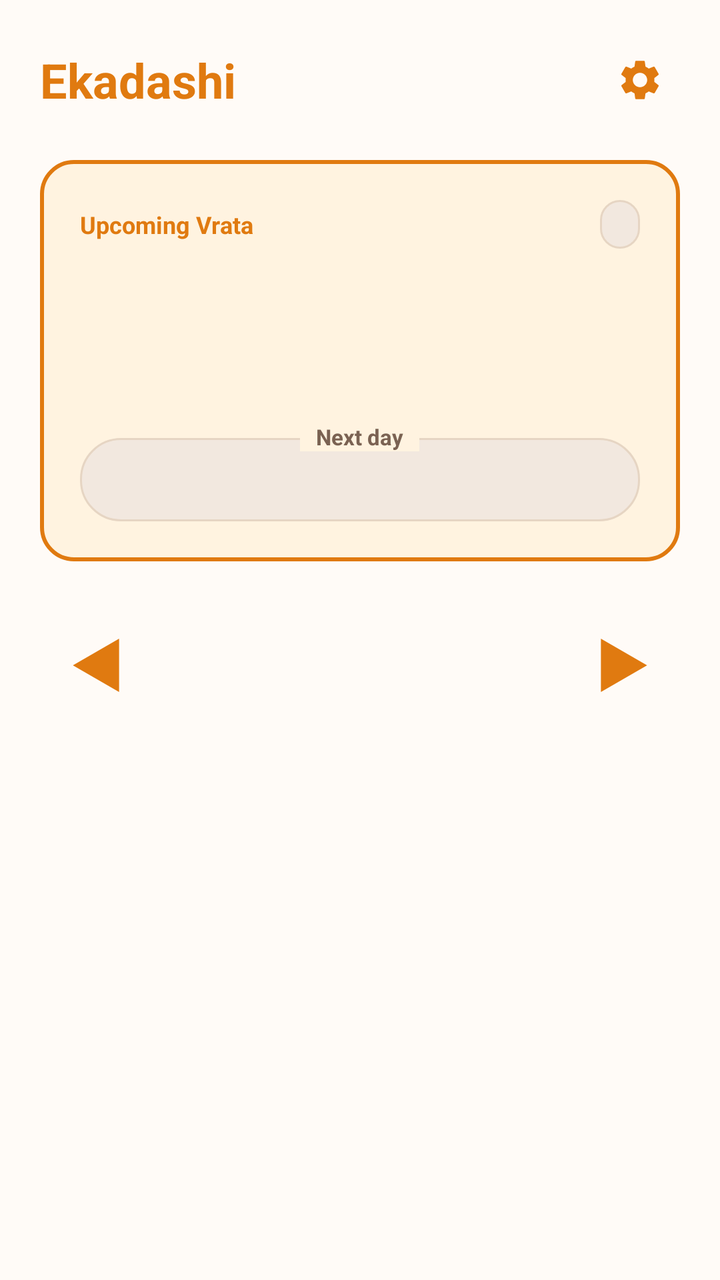
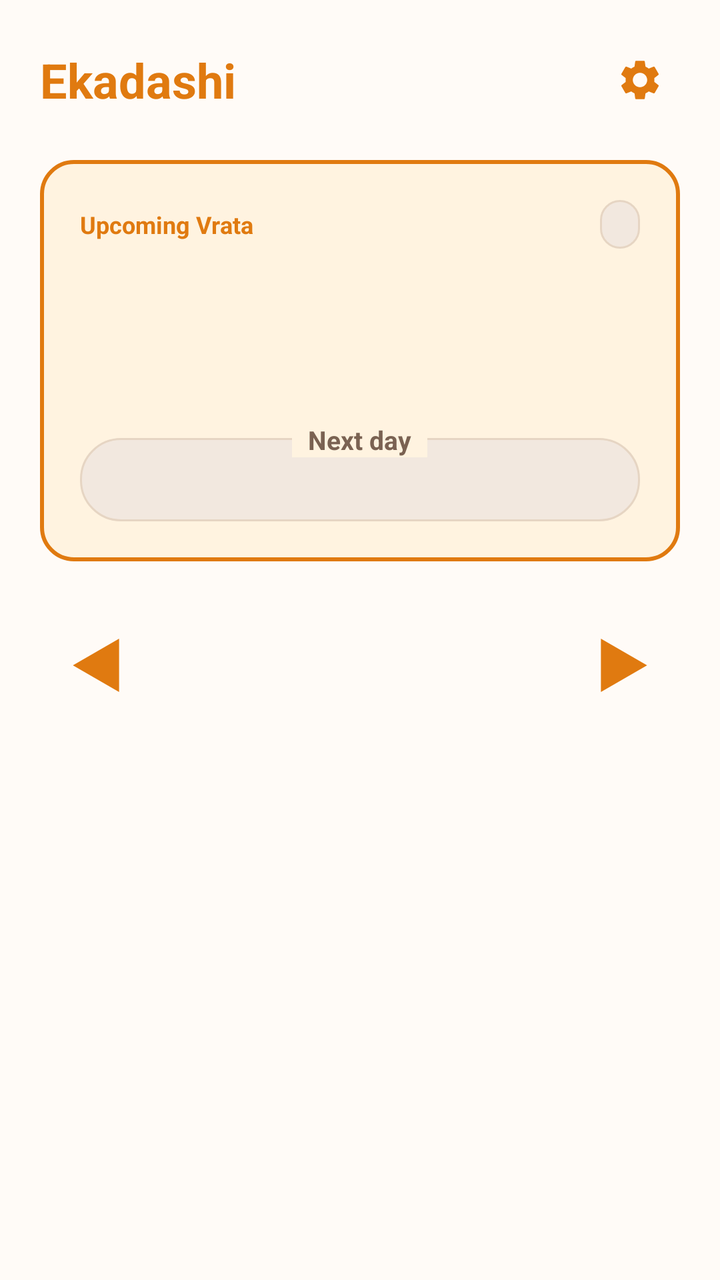

Compare the two renders of this Android layout. The source of the first and the diff that turns it into the second are given below.
<!-- AndroidManifest.xml: application theme Theme.VaishnavaVrata -->
<!-- res/layout/home.xml -->
<?xml version="1.0" encoding="utf-8"?>
<FrameLayout xmlns:android="http://schemas.android.com/apk/res/android"
    android:layout_width="match_parent"
    android:layout_height="match_parent">

    
    <ImageView
        android:id="@+id/bg_image"
        android:layout_width="match_parent"
        android:layout_height="match_parent"
        android:importantForAccessibility="no"
        android:scaleType="centerCrop" />

    
    <View
        android:layout_width="match_parent"
        android:layout_height="match_parent"
        android:background="@color/bg_scrim_overlay" />

    <ScrollView
        android:id="@+id/home_root"
        android:layout_width="match_parent"
        android:layout_height="match_parent"
        android:fillViewport="true"
        android:fitsSystemWindows="true">

        <LinearLayout
            android:layout_width="match_parent"
            android:layout_height="wrap_content"
            android:orientation="vertical"
            android:padding="20dp">

            
            <RelativeLayout
                android:layout_width="match_parent"
                android:layout_height="wrap_content">

                <TextView
                    android:id="@+id/home_title"
                    android:layout_width="wrap_content"
                    android:layout_height="wrap_content"
                    android:layout_alignParentStart="true"
                    android:layout_centerVertical="true"
                    android:text="@string/app_name"
                    android:textColor="@color/saffron_primary"
                    android:textSize="24sp"
                    android:textStyle="bold" />

                <ImageView
                    android:id="@+id/btn_settings"
                    android:layout_width="40dp"
                    android:layout_height="40dp"
                    android:layout_alignParentEnd="true"
                    android:layout_centerVertical="true"
                    android:background="?android:attr/selectableItemBackgroundBorderless"
                    android:clickable="true"
                    android:contentDescription="Settings"
                    android:focusable="true"
                    android:padding="8dp"
                    android:src="@drawable/ic_gear" />
            </RelativeLayout>

            
            <LinearLayout
                android:id="@+id/banner_notif"
                android:layout_width="match_parent"
                android:layout_height="wrap_content"
                android:layout_marginTop="16dp"
                android:background="@drawable/card_selected"
                android:clickable="true"
                android:focusable="true"
                android:orientation="horizontal"
                android:padding="14dp"
                android:visibility="gone">

                <TextView
                    android:id="@+id/tv_banner_notif"
                    android:layout_width="match_parent"
                    android:layout_height="wrap_content"
                    android:text="@string/notif_banner_text"
                    android:textColor="@color/banner_text"
                    android:textSize="13sp"
                    android:textStyle="bold" />
            </LinearLayout>

            
            <LinearLayout
                android:id="@+id/hero_card"
                android:layout_width="match_parent"
                android:layout_height="wrap_content"
                android:layout_marginTop="20dp"
                android:background="@drawable/card_selected"
                android:orientation="vertical"
                android:padding="20dp">

                
                <LinearLayout
                    android:layout_width="match_parent"
                    android:layout_height="wrap_content"
                    android:gravity="center_vertical"
                    android:orientation="horizontal">

                    <TextView
                        android:id="@+id/hero_badge"
                        android:layout_width="wrap_content"
                        android:layout_height="wrap_content"
                        android:text="@string/hero_label_next"
                        android:textColor="@color/saffron_primary"
                        android:textSize="12sp"
                        android:textStyle="bold" />

                    <TextView
                        android:id="@+id/tv_card_counter"
                        android:layout_width="wrap_content"
                        android:layout_height="wrap_content"
                        android:layout_marginStart="8dp"
                        android:textColor="@color/text_secondary"
                        android:textSize="12sp" />

                    <View
                        android:layout_width="0dp"
                        android:layout_height="0dp"
                        android:layout_weight="1" />

                    <TextView
                        android:id="@+id/hero_relative_tag"
                        android:layout_width="wrap_content"
                        android:layout_height="wrap_content"
                        android:background="@drawable/pill_bg"
                        android:paddingHorizontal="10dp"
                        android:paddingVertical="4dp"
                        android:textColor="@color/saffron_primary"
                        android:textSize="12sp"
                        android:textStyle="bold" />
                </LinearLayout>

                
                <TextView
                    android:id="@+id/hero_vrata_name"
                    android:layout_width="wrap_content"
                    android:layout_height="wrap_content"
                    android:layout_marginTop="16dp"
                    android:textColor="@color/text_primary"
                    android:textSize="24sp"
                    android:textStyle="bold" />

                
                <TextView
                    android:id="@+id/hero_vrata_date"
                    android:layout_width="wrap_content"
                    android:layout_height="wrap_content"
                    android:layout_marginTop="6dp"
                    android:textColor="@color/text_secondary"
                    android:textSize="15sp" />

                
                <FrameLayout
                    android:id="@+id/hero_parana_wrapper"
                    android:layout_width="match_parent"
                    android:layout_height="wrap_content"
                    android:layout_marginTop="12dp">

                    <LinearLayout
                        android:id="@+id/hero_parana_container"
                        android:layout_width="match_parent"
                        android:layout_height="wrap_content"
                        android:layout_marginTop="8dp"
                        android:background="@drawable/pill_bg"
                        android:orientation="horizontal"
                        android:paddingHorizontal="14dp"
                        android:paddingVertical="12dp">

                        <TextView
                            android:id="@+id/hero_parana_text"
                            android:layout_width="match_parent"
                            android:layout_height="wrap_content"
                            android:gravity="center"
                            android:textColor="@color/text_primary"
                            android:textSize="13sp"
                            android:textStyle="bold" />
                    </LinearLayout>

                    <TextView
                        android:id="@+id/hero_parana_label"
                        android:layout_width="wrap_content"
                        android:layout_height="wrap_content"
                        android:layout_gravity="top|center_horizontal"
                        android:background="@color/card_selected_bg"
                        android:paddingHorizontal="8dp"
                        android:text="@string/parana_label"
                        android:textColor="@color/text_secondary"
                        android:textSize="11sp"
                        android:textStyle="bold" />
                </FrameLayout>

                <TextView
                    android:id="@+id/hero_note"
                    android:layout_width="match_parent"
                    android:layout_height="wrap_content"
                    android:layout_marginTop="12dp"
                    android:textColor="@color/text_secondary"
                    android:textSize="13sp"
                    android:visibility="gone" />
            </LinearLayout>

            
            <LinearLayout
                android:layout_width="match_parent"
                android:layout_height="wrap_content"
                android:layout_marginTop="24dp"
                android:gravity="center_vertical"
                android:orientation="horizontal">

                <ImageView
                    android:id="@+id/btn_prev"
                    android:layout_width="56dp"
                    android:layout_height="56dp"
                    android:background="?android:attr/selectableItemBackgroundBorderless"
                    android:contentDescription="@string/btn_previous"
                    android:padding="12dp"
                    android:src="@drawable/ic_tri_left" />

                <View
                    android:layout_width="0dp"
                    android:layout_height="0dp"
                    android:layout_weight="1" />

                <ImageView
                    android:id="@+id/btn_next"
                    android:layout_width="56dp"
                    android:layout_height="56dp"
                    android:background="?android:attr/selectableItemBackgroundBorderless"
                    android:contentDescription="@string/btn_next"
                    android:padding="12dp"
                    android:src="@drawable/ic_tri_right" />
            </LinearLayout>

        </LinearLayout>
    </ScrollView>
</FrameLayout>
<!-- resources referenced by this layout -->
<resources>
  <color name="banner_text">#C66509</color>
  <color name="bg_scrim_overlay">#00000000</color>
  <color name="card_selected_bg">#FFF3E0</color>
  <color name="saffron_primary">#E07A10</color>
  <color name="text_primary">#2C1A0E</color>
  <color name="text_secondary">#7A6252</color>
  <!-- drawable card_selected (drawable) -->
  <?xml version="1.0" encoding="utf-8"?>
  <shape xmlns:android="http://schemas.android.com/apk/res/android"
      android:shape="rectangle">
      <solid android:color="@color/card_selected_bg" />
      <corners android:radius="16dp" />
      <stroke
          android:width="2dp"
          android:color="@color/saffron_primary" />
  </shape>
  <!-- drawable ic_tri_left (drawable) -->
  <?xml version="1.0" encoding="utf-8"?>
  <vector xmlns:android="http://schemas.android.com/apk/res/android"
      android:width="32dp"
      android:height="32dp"
      android:viewportWidth="24"
      android:viewportHeight="24">
      
      <path
          android:fillColor="@color/saffron_primary"
          android:pathData="M3.34,12 L20.66,2 L20.66,22 Z" />
  </vector>
  <!-- drawable ic_tri_right (drawable) -->
  <?xml version="1.0" encoding="utf-8"?>
  <vector xmlns:android="http://schemas.android.com/apk/res/android"
      android:width="32dp"
      android:height="32dp"
      android:viewportWidth="24"
      android:viewportHeight="24">
      
      <path
          android:fillColor="@color/saffron_primary"
          android:pathData="M20.66,12 L3.34,2 L3.34,22 Z" />
  </vector>
  <!-- drawable pill_bg (drawable) -->
  <?xml version="1.0" encoding="utf-8"?>
  <shape xmlns:android="http://schemas.android.com/apk/res/android"
      android:shape="rectangle">
      <solid android:color="@color/pill_bg" />
      <corners android:radius="20dp" />
      <stroke
          android:width="1dp"
          android:color="@color/stroke_color" />
  </shape>
  <string name="app_name">Ekadashi</string>
  <string name="btn_next">Next</string>
  <string name="btn_previous">Previous</string>
  <string name="hero_label_next">Upcoming Vrata</string>
  <string name="notif_banner_text">Notifications disabled. Tap to enable in settings.</string>
  <string name="parana_label">Next day</string>
  <style name="Theme.VaishnavaVrata" parent="@android:style/Theme.Material.Light.NoActionBar">
          <item name="android:colorPrimary">@color/saffron_primary</item>
          <item name="android:colorPrimaryDark">@color/saffron_primary_variant</item>
          <item name="android:colorAccent">@color/saffron_accent</item>
          <item name="android:windowBackground">@color/bg_color</item>
          <item name="android:statusBarColor">@android:color/transparent</item>
          <item name="android:navigationBarColor">@android:color/transparent</item>
          <item name="android:windowLightStatusBar">true</item>
      </style>
  <color name="pill_bg">#F2E8DF</color>
  <color name="stroke_color">#E6D5C3</color>
  <color name="saffron_primary_variant">#C66509</color>
  <color name="saffron_accent">#FF9800</color>
  <color name="bg_color">#FFFBF7</color>
</resources>

<!-- the commit's change to res/layout/home.xml (unified diff, before → after) -->
@@ -77,8 +77,9 @@
                     android:id="@+id/tv_banner_notif"
                     android:layout_width="match_parent"
                     android:layout_height="wrap_content"
+                    android:gravity="center"
                     android:text="@string/notif_banner_text"
-                    android:textColor="@color/banner_text"
+                    android:textColor="#000000"
                     android:textSize="13sp"
                     android:textStyle="bold" />
             </LinearLayout>
@@ -189,7 +190,7 @@
                         android:paddingHorizontal="8dp"
                         android:text="@string/parana_label"
                         android:textColor="@color/text_secondary"
-                        android:textSize="11sp"
+                        android:textSize="13sp"
                         android:textStyle="bold" />
                 </FrameLayout>
 
<!-- resource entries referenced after the edit -->
@@ -1,6 +1,5 @@
 <!-- resources referenced by this layout -->
 <resources>
-  <color name="banner_text">#C66509</color>
   <color name="bg_scrim_overlay">#00000000</color>
   <color name="card_selected_bg">#FFF3E0</color>
   <color name="saffron_primary">#E07A10</color>
